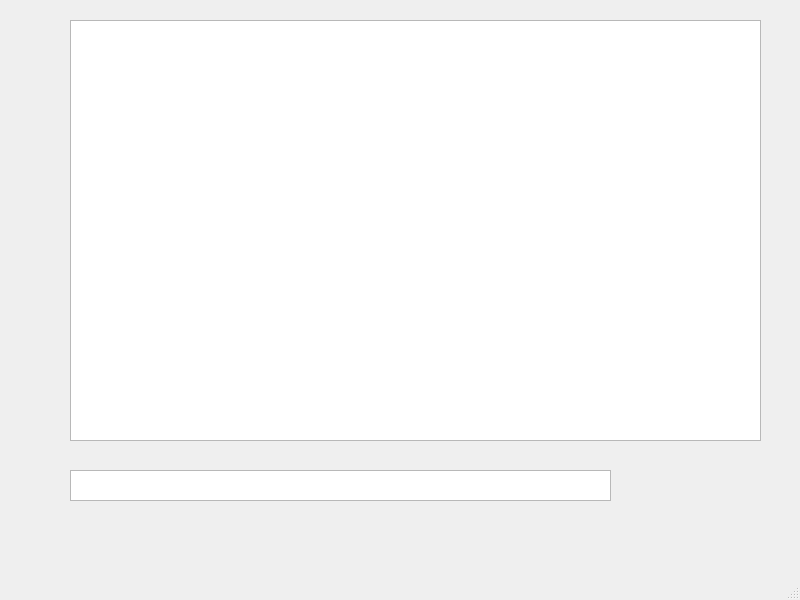
OscarYPSU/TCPChatPlatform, file Client/UI/frontPage.ui: the form before one commit.
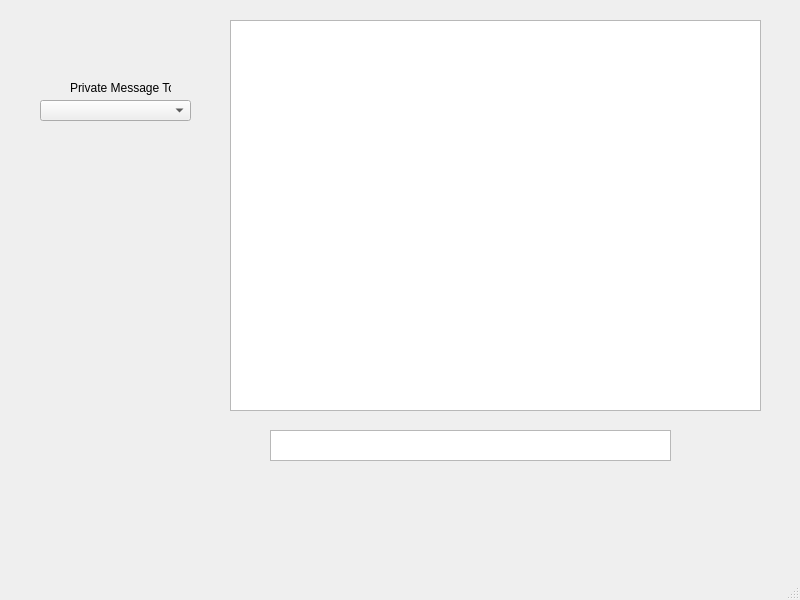
The form after the commit. The open tabs and pages were chosen to show the change. Icons and pictures are not drawn.

Commit message: direct messages etc

What changed in the file:
```diff
--- a/Client/UI/frontPage.ui
+++ b/Client/UI/frontPage.ui
@@ -210,10 +210,10 @@
       </property>
       <property name="geometry">
        <rect>
-        <x>70</x>
+        <x>230</x>
         <y>20</y>
-        <width>691</width>
-        <height>421</height>
+        <width>531</width>
+        <height>391</height>
        </rect>
       </property>
       <property name="readOnly">
@@ -226,9 +226,9 @@
      <widget class="QPlainTextEdit" name="userMessageTextInput">
       <property name="geometry">
        <rect>
-        <x>70</x>
-        <y>470</y>
-        <width>541</width>
+        <x>270</x>
+        <y>430</y>
+        <width>401</width>
         <height>31</height>
        </rect>
       </property>
@@ -236,9 +236,9 @@
      <widget class="QPushButton" name="sendButton">
       <property name="geometry">
        <rect>
-        <x>640</x>
-        <y>470</y>
-        <width>71</width>
+        <x>710</x>
+        <y>420</y>
+        <width>51</width>
         <height>41</height>
        </rect>
       </property>
@@ -264,6 +264,29 @@
        </size>
       </property>
      </widget>
+     <widget class="QComboBox" name="selectPrivateMessageComboBox">
+      <property name="geometry">
+       <rect>
+        <x>40</x>
+        <y>100</y>
+        <width>151</width>
+        <height>21</height>
+       </rect>
+      </property>
+     </widget>
+     <widget class="QLabel" name="label_4">
+      <property name="geometry">
+       <rect>
+        <x>70</x>
+        <y>80</y>
+        <width>101</width>
+        <height>16</height>
+       </rect>
+      </property>
+      <property name="text">
+       <string>Private Message To</string>
+      </property>
+     </widget>
     </widget>
    </widget>
   </widget>
```
The commit also changes 5 other files.
